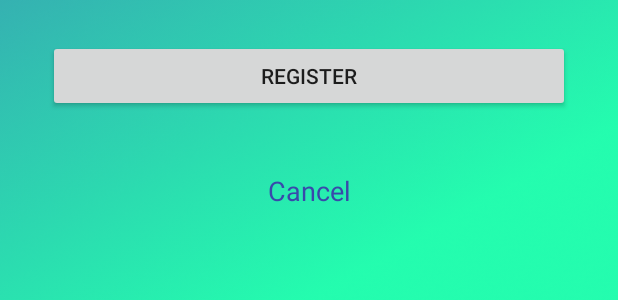
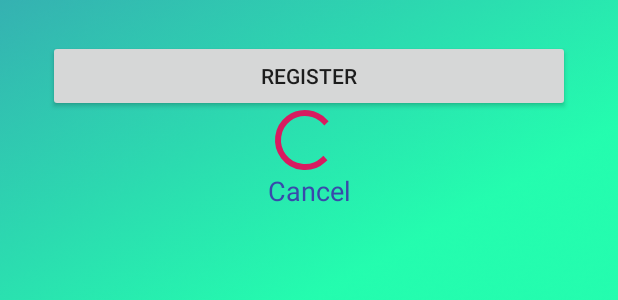
Before and after one commit to k3vonk/EnviRevive, an Android app: the layout activity_registration.xml on its own in the app's theme, with its tools: preview values and no code run, on a phone screen of 412 x 824 dp. Shown: the part 846-1146 px from the top of the screen. Run offline under Robolectric (Android 15) with nearby library versions, the light colour scheme and no system bars; Roboto replaces fonts that are not available here.

Commit message:
made soe tweaks - sign up . in not working corretly

```diff
--- a/app/src/main/java/com/KGRJJ/kgrjj_android_20192020/Authentication/LoginActivity.java
+++ b/app/src/main/java/com/KGRJJ/kgrjj_android_20192020/Authentication/LoginActivity.java
@@ -13,6 +13,7 @@ import com.KGRJJ.kgrjj_android_20192020.BaseActivity;
 import com.KGRJJ.kgrjj_android_20192020.R;
 import com.KGRJJ.kgrjj_android_20192020.UserSpecificActivities.UserProfileActivity;
 import com.google.firebase.auth.FirebaseAuth;
+import com.google.firebase.auth.FirebaseUser;
 
 public class LoginActivity extends BaseActivity implements View.OnClickListener{
 
@@ -27,6 +28,7 @@ public class LoginActivity extends BaseActivity implements View.OnClickListener{
     private TextView email;
     private TextView password;
     private Button mLoginBTN;
+    FirebaseUser user;
 
     @Override
     protected void onCreate(Bundle savedInstanceState) {
@@ -44,7 +46,7 @@ public class LoginActivity extends BaseActivity implements View.OnClickListener{
 
         //Essential for using firebase authentication
         mAuth = FirebaseAuth.getInstance();
-
+        user = mAuth.getCurrentUser();
         // find the text inputs based on their ID.
         email = findViewById(R.id.email_inputLoginScreen);
         password = findViewById(R.id.password_input_loginScreen);
@@ -97,6 +99,8 @@ public class LoginActivity extends BaseActivity implements View.OnClickListener{
                     if (task.isSuccessful()) {
                         // Sign in success, update UI with the signed-in user's information
                         Log.d(TAG, "signInWithEmail:success");
+                        user = task.getResult().getUser();
+                        mAuth.updateCurrentUser(user);
                         Intent intent = new Intent(this, UserProfileActivity.class);
                         startActivity(intent);
                        // overridePendingTransition(R.anim.slide_in_top,R.anim.slide_out_botton);
--- a/app/src/main/res/layout/activity_registration.xml
+++ b/app/src/main/res/layout/activity_registration.xml
@@ -192,5 +192,18 @@
         app:layout_constraintStart_toStartOf="parent"
         app:layout_constraintTop_toBottomOf="@+id/password_Input" />
 
+    <ProgressBar
+        android:id="@+id/myProgress"
+        style="?android:attr/progressBarStyle"
+        android:layout_width="wrap_content"
+        android:layout_height="wrap_content"
+        android:layout_marginTop="24dp"
+        android:layout_marginBottom="92dp"
+        app:layout_constraintBottom_toBottomOf="parent"
+        app:layout_constraintEnd_toEndOf="parent"
+        app:layout_constraintHorizontal_bias="0.493"
+        app:layout_constraintStart_toStartOf="parent"
+        app:layout_constraintTop_toBottomOf="@+id/country_picker" />
+
 
 </androidx.constraintlayout.widget.ConstraintLayout>
```
Also changed, not shown: app/src/main/java/com/KGRJJ/kgrjj_android_20192020/Authentication/RegistrationActivity.java (+32 -12 lines).
